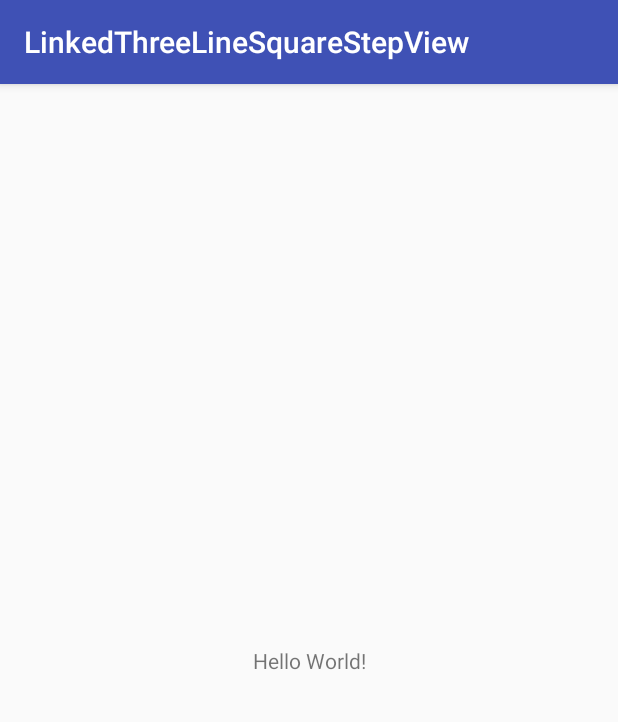
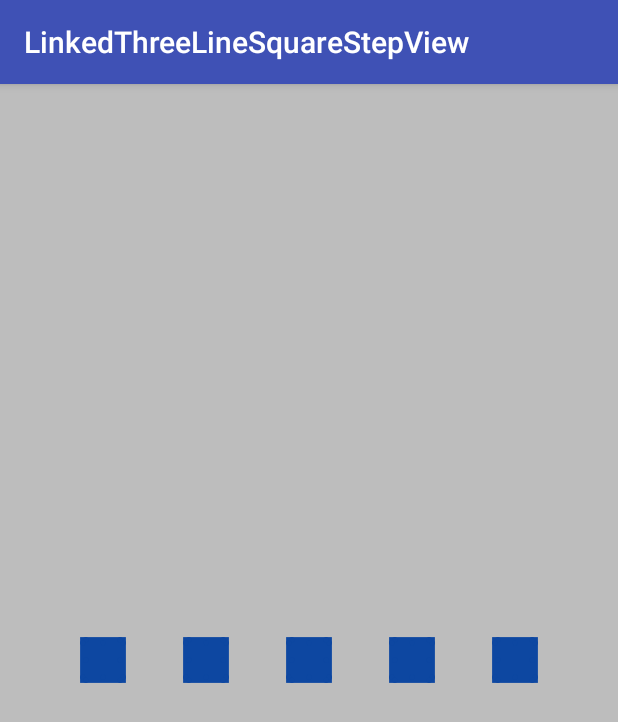
Before and after one commit to Anwesh43/LinkedThreeLineSquareStepView, an Android app: the screen it shows after launch (MainActivity), on a phone screen of 412 x 824 dp. Shown: the top 722 px of the screen. Run offline under Robolectric (Android 15) with nearby library versions, the phone set to English and light mode, and no system bars.

```diff
--- a/app/build.gradle
+++ b/app/build.gradle
@@ -27,6 +27,7 @@ dependencies {
     androidTestImplementation 'com.android.support.test:runner:1.0.1'
     androidTestImplementation 'com.android.support.test.espresso:espresso-core:3.0.1'
     compile "org.jetbrains.kotlin:kotlin-stdlib-jre7:$kotlin_version"
+    compile project(":threelinesquarestepview")
 }
 repositories {
     mavenCentral()
--- a/app/src/main/java/com/anwesh/uiprojects/linkedthreelinesquarestepview/MainActivity.kt
+++ b/app/src/main/java/com/anwesh/uiprojects/linkedthreelinesquarestepview/MainActivity.kt
@@ -2,11 +2,12 @@ package com.anwesh.uiprojects.linkedthreelinesquarestepview
 
 import android.support.v7.app.AppCompatActivity
 import android.os.Bundle
+import com.anwesh.uiprojects.threelinesquarestepview.ThreeLineSquareStepView
 
 class MainActivity : AppCompatActivity() {
 
     override fun onCreate(savedInstanceState: Bundle?) {
         super.onCreate(savedInstanceState)
-        setContentView(R.layout.activity_main)
+        ThreeLineSquareStepView.create(this)
     }
 }
```
